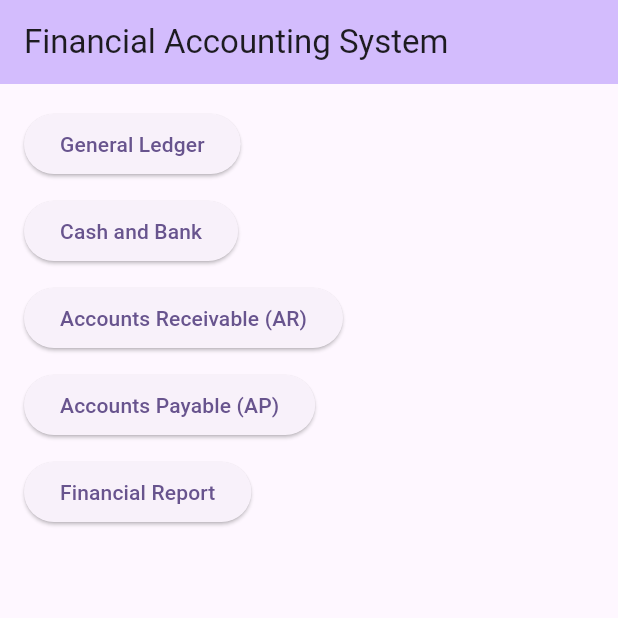
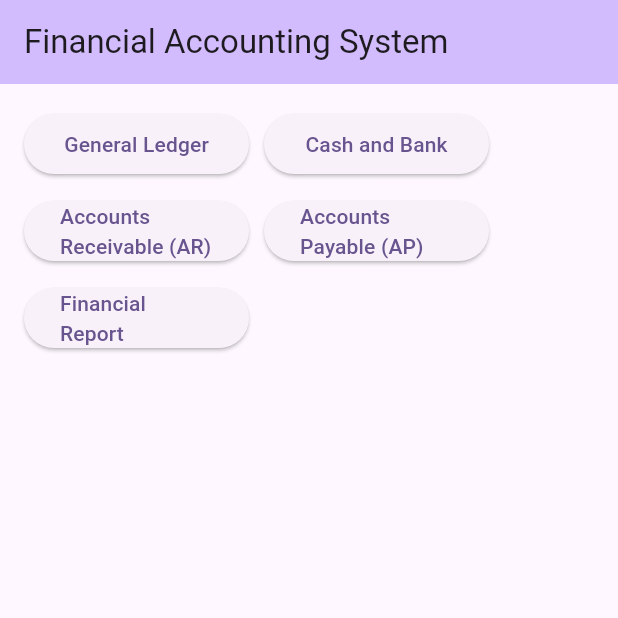
Before and after one commit to fakhriaditya/project_flutter, a Flutter app: the screen it shows after launch, on a phone screen of 412 x 824 dp, the top half of it. Run offline on Flutter 3.47's test engine with Material 3 defaults, Android fonts, the phone set to English and light mode, and no system bars.

Commit message:
kepanjangan AR, AP

```diff
--- a/lib/main.dart
+++ b/lib/main.dart
@@ -22,7 +22,6 @@ class MyApp extends StatelessWidget {
 
 class MyHomePage extends StatefulWidget {
   const MyHomePage({super.key, required this.title});
-
   final String title;
 
   @override
@@ -38,11 +37,15 @@ class _MyHomePageState extends State<MyHomePage> {
         title: Text(widget.title),
       ),
       body: Padding(
-        padding: const EdgeInsets.all(16.0), // Memberikan padding keseluruhan
-        child: Column(
-          crossAxisAlignment: CrossAxisAlignment.start, // Rata kiri
+        padding: const EdgeInsets.all(16.0),
+        child: Wrap(
+          spacing: 10,
+          runSpacing: 10,
           children: <Widget>[
-            ElevatedButton(
+            // Tombol General Ledger
+            SizedBox(
+              width: 150,
+              child: ElevatedButton(
                 onPressed: () {
                   Navigator.push(
                     context,
@@ -53,8 +56,12 @@ class _MyHomePageState extends State<MyHomePage> {
                 },
                 child: const Text('General Ledger'),
               ),
-            const SizedBox(height: 10),
-            ElevatedButton(
+            ),
+
+            // Tombol Cash and Bank
+            SizedBox(
+              width: 150,
+              child: ElevatedButton(
                 onPressed: () {
                   Navigator.push(
                     context,
@@ -65,8 +72,12 @@ class _MyHomePageState extends State<MyHomePage> {
                 },
                 child: const Text('Cash and Bank'),
               ),
-            const SizedBox(height: 10),
-            ElevatedButton(
+            ),
+
+            // Tombol Accounts Receivable (AR)
+            SizedBox(
+              width: 150,
+              child: ElevatedButton(
                 onPressed: () {
                   Navigator.push(
                     context,
@@ -75,8 +86,12 @@ class _MyHomePageState extends State<MyHomePage> {
                 },
                 child: const Text('Accounts Receivable (AR)'),
               ),
-            const SizedBox(height: 10),
-            ElevatedButton(
+            ),
+
+            // Tombol Accounts Payable (AP)
+            SizedBox(
+              width: 150,
+              child: ElevatedButton(
                 onPressed: () {
                   Navigator.push(
                     context,
@@ -85,8 +100,12 @@ class _MyHomePageState extends State<MyHomePage> {
                 },
                 child: const Text('Accounts Payable (AP)'),
               ),
-            const SizedBox(height: 10),
-            ElevatedButton(
+            ),
+
+            // Tombol Financial Report
+            SizedBox(
+              width: 150,
+              child: ElevatedButton(
                 onPressed: () {
                   Navigator.push(
                     context,
@@ -96,6 +115,7 @@ class _MyHomePageState extends State<MyHomePage> {
                   );
                 },
                 child: const Text('Financial Report'),
+              ),
             ),
           ],
         ),
@@ -145,7 +165,7 @@ class GeneralLedgerPage extends StatelessWidget {
     return Scaffold(
       appBar: AppBar(
         title: const Text('General Ledger'),
-        backgroundColor: const Color.fromARGB(255, 31, 2, 251),
+        backgroundColor: Color.fromARGB(255, 31, 2, 251),
       ),
       body: Center(
         child: ListView(
@@ -177,7 +197,7 @@ class ARPage extends StatelessWidget {
     return Scaffold(
       appBar: AppBar(
         title: const Text('Accounts Receivable (AR)'),
-        backgroundColor: const Color.fromARGB(255, 31, 2, 251),
+        backgroundColor: Color.fromARGB(255, 31, 2, 251),
       ),
       body: Center(
         child: ListView(
@@ -209,7 +229,7 @@ class APPage extends StatelessWidget {
     return Scaffold(
       appBar: AppBar(
         title: const Text('Accounts Payable (AP)'),
-        backgroundColor: const Color.fromARGB(255, 31, 2, 251),
+        backgroundColor: Color.fromARGB(255, 31, 2, 251),
       ),
       body: Center(
         child: ListView(
@@ -241,7 +261,7 @@ class FinancialReportPage extends StatelessWidget {
     return Scaffold(
       appBar: AppBar(
         title: const Text('Financial Report'),
-        backgroundColor: const Color.fromARGB(255, 31, 2, 251),
+        backgroundColor: Color.fromARGB(255, 31, 2, 251),
       ),
       body: Center(
         child: ListView(
```
Lines whose indentation alone changed are shown as unchanged.
